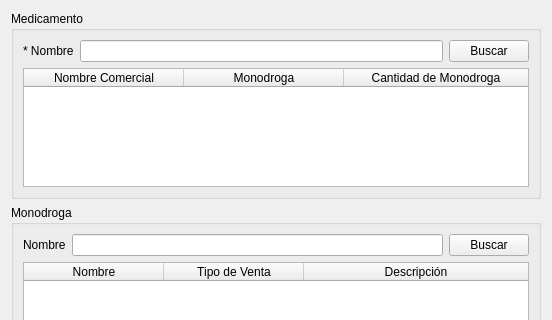
Qt form ventanas/vtnMedicamento.ui (leaLuque/FarmaciaCrisol) before a commit; both pictures show x 0 to 552 and y 0 to 320 of the 552 by 462 pixel window.
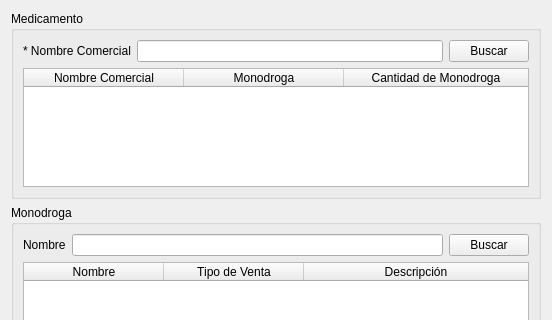
The same form after that commit.

The edit to the form file:
```diff
--- a/ventanas/vtnMedicamento.ui
+++ b/ventanas/vtnMedicamento.ui
@@ -25,7 +25,7 @@
         <item>
          <widget class="QLabel" name="label_4">
           <property name="text">
-           <string>* Nombre</string>
+           <string>* Nombre Comercial</string>
           </property>
          </widget>
         </item>
```
Left out of the diff: 4 changed lines with no effect on the pictures.
